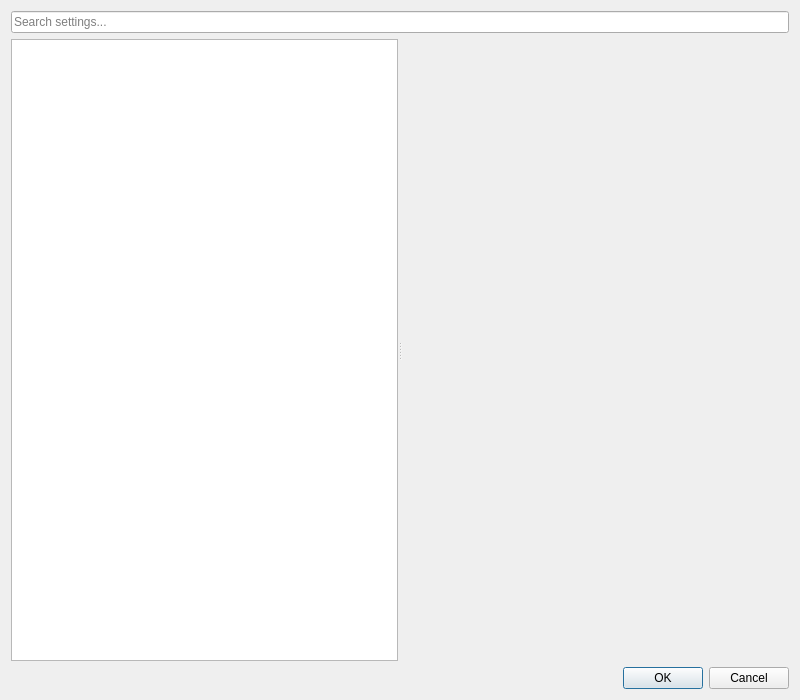
Before: the Qt Designer form src/preferences/configdialog.ui in nschimme/MMapper, drawn with Qt 5.
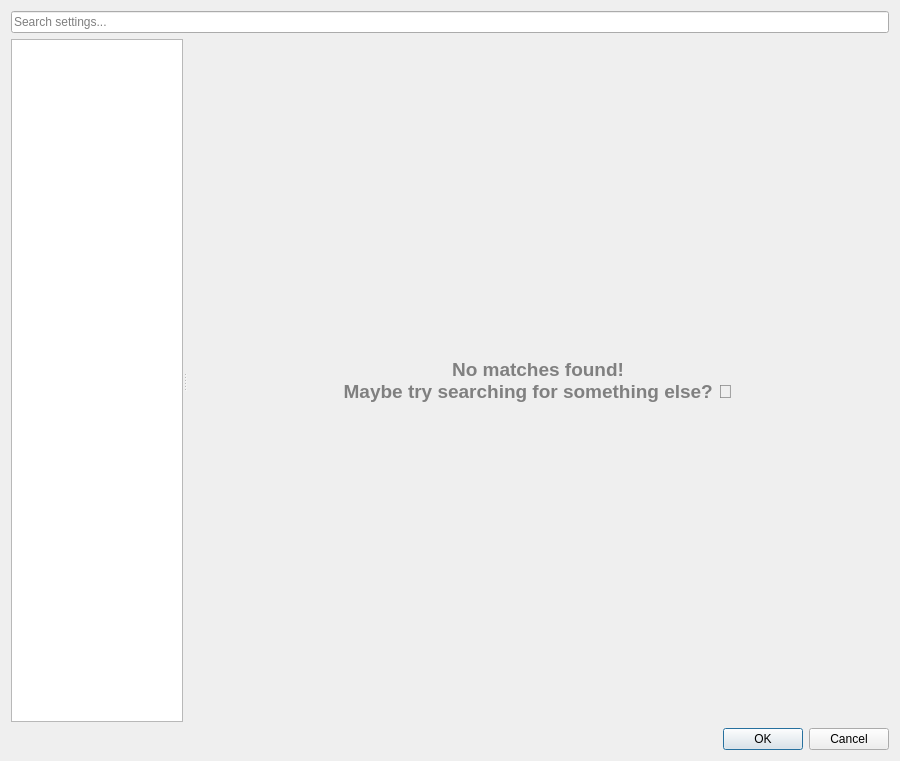
After: the same form once the commit is applied. The open tabs and pages were chosen to show the change.

```diff
--- a/src/preferences/configdialog.ui
+++ b/src/preferences/configdialog.ui
@@ -6,8 +6,8 @@
    <rect>
     <x>0</x>
     <y>0</y>
-    <width>800</width>
-    <height>700</height>
+    <width>900</width>
+    <height>761</height>
    </rect>
   </property>
   <layout class="QVBoxLayout" name="mainLayout">
@@ -27,15 +27,24 @@
    </item>
    <item>
     <widget class="QSplitter" name="mainSplitter">
+     <property name="sizePolicy">
+      <sizepolicy hsizetype="Expanding" vsizetype="MinimumExpanding">
+       <horstretch>0</horstretch>
+       <verstretch>0</verstretch>
+      </sizepolicy>
+     </property>
      <property name="orientation">
       <enum>Qt::Horizontal</enum>
      </property>
      <widget class="QListWidget" name="contentsWidget">
-      <property name="minimumSize">
-       <size>
-        <width>150</width>
-        <height>0</height>
-       </size>
+      <property name="sizePolicy">
+       <sizepolicy hsizetype="Minimum" vsizetype="Minimum">
+        <horstretch>0</horstretch>
+        <verstretch>0</verstretch>
+       </sizepolicy>
+      </property>
+      <property name="sizeAdjustPolicy">
+       <enum>QAbstractScrollArea::SizeAdjustPolicy::AdjustToContents</enum>
       </property>
      </widget>
      <widget class="QStackedWidget" name="rightStack">
@@ -59,6 +68,12 @@
       </widget>
       <widget class="QListWidget" name="searchResultsList"/>
       <widget class="QWidget" name="noResultsPage">
+       <property name="sizePolicy">
+        <sizepolicy hsizetype="MinimumExpanding" vsizetype="MinimumExpanding">
+         <horstretch>0</horstretch>
+         <verstretch>0</verstretch>
+        </sizepolicy>
+       </property>
        <layout class="QVBoxLayout" name="noResultsLayout">
         <item>
          <spacer name="verticalSpacer_3">
@@ -79,7 +94,8 @@
            <string notr="true">font-size: 14pt; color: gray; font-weight: bold;</string>
           </property>
           <property name="text">
-           <string/>
+           <string>No matches found!
+Maybe try searching for something else? 🔎</string>
           </property>
           <property name="alignment">
            <set>Qt::AlignCenter</set>
```
Left out of the diff: 18 changed lines with no effect on the pictures.
